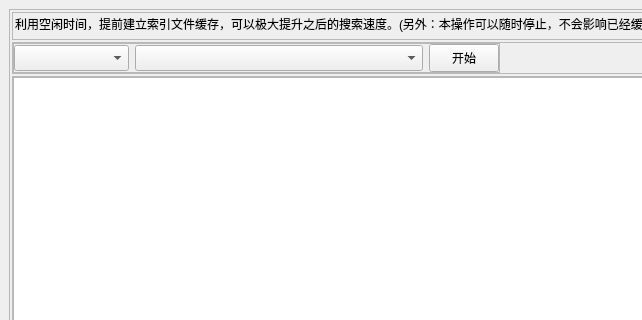
First picture: the form in qcustomdialog/index.ui, repository Gaoyongxian666/OpenSearcher, before the edit; both pictures show x 0 to 642 and y 0 to 320 of the 841 by 501 pixel window.
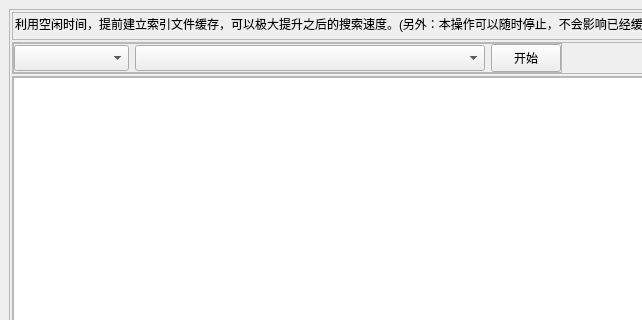
Second picture: the form after the edit. Custom widgets are drawn as their Qt base class.

The edit to the form file:
```diff
--- a/qcustomdialog/index.ui
+++ b/qcustomdialog/index.ui
@@ -165,7 +165,7 @@
                </property>
                <property name="minimumSize">
                 <size>
-                 <width>288</width>
+                 <width>350</width>
                  <height>26</height>
                 </size>
                </property>
```
